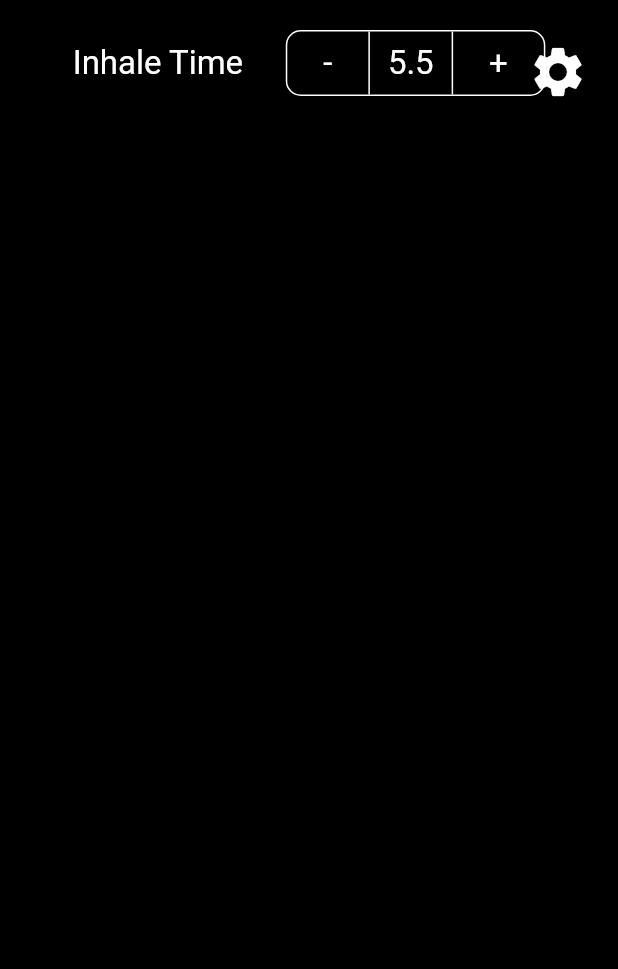
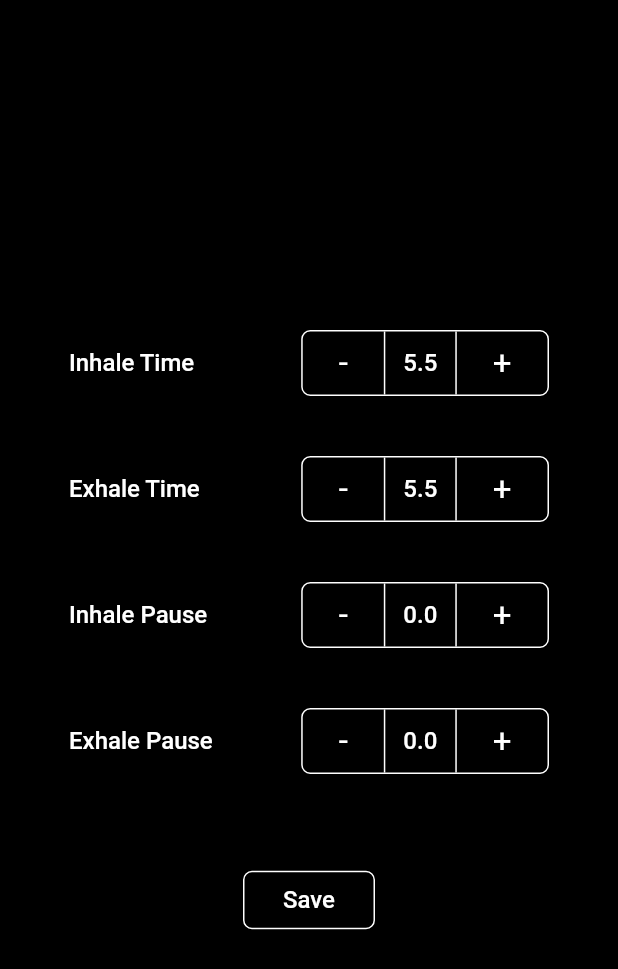
Before and after one commit to brimac1634/breath, a Flutter app: the screen it shows after launch, after a tap on the "settings" icon, on a phone screen of 412 x 824 dp. Shown: the top 969 px of the screen. Run offline on Flutter 3.47's test engine with Material 2 defaults, Android fonts, the phone set to English and light mode, and no system bars; Roboto replaces fonts that are missing (Rubik).

Commit message:
complete initial menu style and toggle

```diff
--- a/lib/screens/breathe_screen.dart
+++ b/lib/screens/breathe_screen.dart
@@ -51,6 +51,25 @@ class _BreatheScreenState extends State<BreatheScreen>
     });
   }
 
+  void _toggleMenu() {
+    if (_showingMenu) {
+      _controller.reverse();
+      setState(() {
+        _opacity = 1.0;
+      });
+    } else {
+      _controller.forward();
+      Future.delayed(Duration(milliseconds: 100), () {
+        setState(() {
+          _opacity = 0.0;
+        });
+      });
+    }
+    setState(() {
+      _showingMenu = !_showingMenu;
+    });
+  }
+
   @override
   Widget build(BuildContext context) {
     // final _screenWidth = MediaQuery.of(context).size.width;
@@ -96,33 +115,16 @@ class _BreatheScreenState extends State<BreatheScreen>
           padding: const EdgeInsets.all(20.0),
           child: Row(mainAxisAlignment: MainAxisAlignment.end, children: [
             AnimatedOpacity(
-              opacity: _isBreathing ? 0.0 : 1.0,
+              opacity: _isBreathing || _showingMenu ? 0.0 : 1.0,
               duration: const Duration(milliseconds: 300),
-              curve: Curves.elasticOut,
+              curve: Curves.easeInOut,
               child: IconButton(
                 icon: Icon(
                   Icons.settings,
                   color: Colors.white,
                   size: 40.0,
                 ),
-                onPressed: () {
-                  if (_showingMenu) {
-                    _controller.reverse();
-                    setState(() {
-                      _opacity = 1.0;
-                    });
-                  } else {
-                    _controller.forward();
-                    Future.delayed(Duration(milliseconds: 100), () {
-                      setState(() {
-                        _opacity = 0.0;
-                      });
-                    });
-                  }
-                  setState(() {
-                    _showingMenu = !_showingMenu;
-                  });
-                },
+                onPressed: _toggleMenu,
               ),
             )
           ]),
@@ -139,7 +141,9 @@ class _BreatheScreenState extends State<BreatheScreen>
                     _pattern = pattern;
                   });
                 },
-            ),
+                onSave: () {
+                  _toggleMenu();
+                }),
           ),
         )
       ]),
--- a/lib/widgets/incrementer.dart
+++ b/lib/widgets/incrementer.dart
@@ -10,7 +10,7 @@ class Incrementer extends StatelessWidget {
   Widget build(BuildContext context) {
     return Container(
       decoration: BoxDecoration(
-          borderRadius: BorderRadius.circular(10.0),
+          borderRadius: BorderRadius.circular(6.0),
           border: Border.all(color: Colors.white)),
       child: Row(
         mainAxisAlignment: MainAxisAlignment.spaceEvenly,
@@ -35,7 +35,7 @@ class Incrementer extends StatelessWidget {
             padding: const EdgeInsets.symmetric(horizontal: 12.0),
             child: Text(
               value.toString(),
-              style: Theme.of(context).textTheme.headline1,
+              style: Theme.of(context).textTheme.bodyText1,
             ),
           ),
           GestureDetector(
--- a/lib/widgets/menu.dart
+++ b/lib/widgets/menu.dart
@@ -7,22 +7,27 @@ import '../models/pattern.dart';
 class Menu extends StatelessWidget {
   final Pattern pattern;
   final Function onPatternChange;
+  final Function onSave;
 
-  Menu({@required this.pattern, @required this.onPatternChange});
+  Menu({@required this.pattern, @required this.onPatternChange, this.onSave});
 
   @override
   Widget build(BuildContext context) {
     return Container(
+      constraints: BoxConstraints(maxWidth: 400.0),
       padding: EdgeInsets.all(20),
       child: Column(
+        mainAxisAlignment: MainAxisAlignment.center,
         children: [
-          Row(
-            mainAxisAlignment: MainAxisAlignment.spaceEvenly,
+          Padding(
+            padding: const EdgeInsets.all(20.0),
+            child: Row(
+              mainAxisAlignment: MainAxisAlignment.spaceBetween,
               crossAxisAlignment: CrossAxisAlignment.center,
               children: [
                 Text(
                   'Inhale Time',
-                style: Theme.of(context).textTheme.headline1,
+                  style: Theme.of(context).textTheme.bodyText1,
                 ),
                 Incrementer(
                   value: pattern.inhale,
@@ -35,6 +40,91 @@ class Menu extends StatelessWidget {
                   },
                 )
               ],
+            ),
+          ),
+          Padding(
+            padding: const EdgeInsets.all(20.0),
+            child: Row(
+              mainAxisAlignment: MainAxisAlignment.spaceBetween,
+              crossAxisAlignment: CrossAxisAlignment.center,
+              children: [
+                Text(
+                  'Exhale Time',
+                  style: Theme.of(context).textTheme.bodyText1,
+                ),
+                Incrementer(
+                  value: pattern.exhale,
+                  onChange: (value) {
+                    onPatternChange(Pattern(
+                        inhale: pattern.inhale,
+                        exhale: value,
+                        inhalePause: pattern.inhalePause,
+                        exhalePause: pattern.exhalePause));
+                  },
+                )
+              ],
+            ),
+          ),
+          Padding(
+            padding: const EdgeInsets.all(20.0),
+            child: Row(
+              mainAxisAlignment: MainAxisAlignment.spaceBetween,
+              crossAxisAlignment: CrossAxisAlignment.center,
+              children: [
+                Text(
+                  'Inhale Pause',
+                  style: Theme.of(context).textTheme.bodyText1,
+                ),
+                Incrementer(
+                  value: pattern.inhalePause,
+                  onChange: (value) {
+                    onPatternChange(Pattern(
+                        inhale: pattern.inhale,
+                        exhale: pattern.exhale,
+                        inhalePause: value,
+                        exhalePause: pattern.exhalePause));
+                  },
+                )
+              ],
+            ),
+          ),
+          Padding(
+            padding: const EdgeInsets.all(20.0),
+            child: Row(
+              mainAxisAlignment: MainAxisAlignment.spaceBetween,
+              crossAxisAlignment: CrossAxisAlignment.center,
+              children: [
+                Text(
+                  'Exhale Pause',
+                  style: Theme.of(context).textTheme.bodyText1,
+                ),
+                Incrementer(
+                  value: pattern.exhalePause,
+                  onChange: (value) {
+                    onPatternChange(Pattern(
+                        inhale: pattern.inhale,
+                        exhale: pattern.exhale,
+                        inhalePause: pattern.inhalePause,
+                        exhalePause: value));
+                  },
+                )
+              ],
+            ),
+          ),
+          SizedBox(
+            height: 40,
+          ),
+          OutlineButton(
+            padding:
+                const EdgeInsets.symmetric(horizontal: 24.0, vertical: 10.0),
+            borderSide: BorderSide(
+                color: Colors.white, width: 1, style: BorderStyle.solid),
+            shape: RoundedRectangleBorder(
+                borderRadius: BorderRadius.circular(6.0)),
+            child: Text('Save', style: Theme.of(context).textTheme.bodyText1),
+            onPressed: () {
+              onSave();
+            },
           )
         ],
       ),
```
Lines whose indentation alone changed are shown as unchanged.
